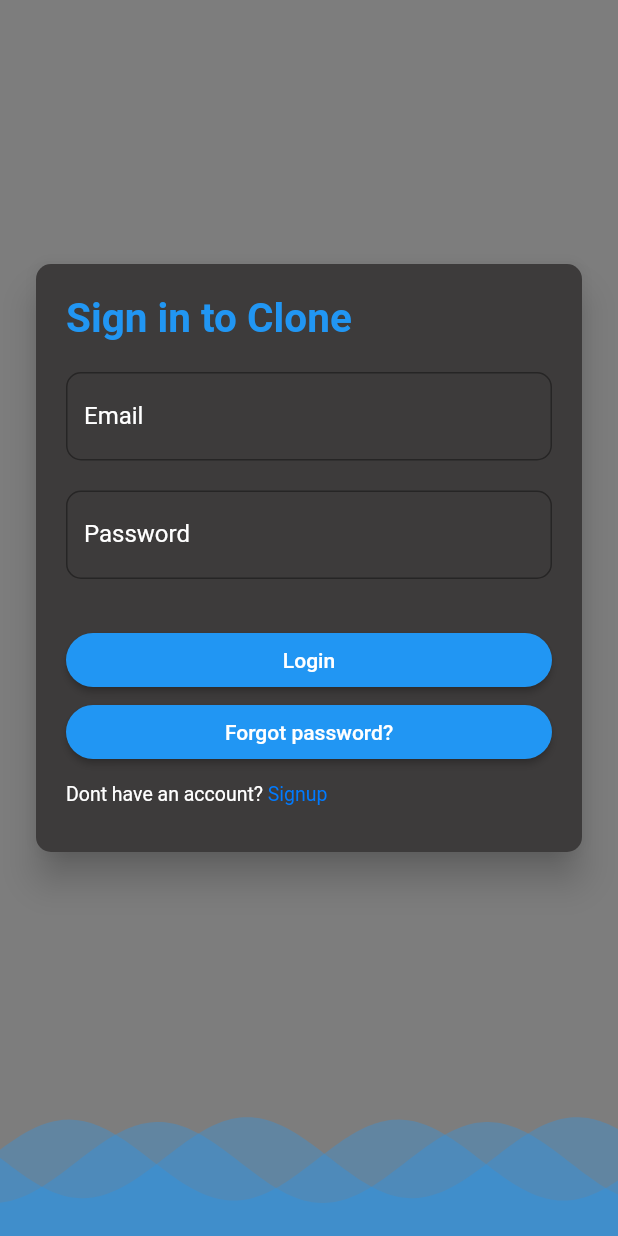
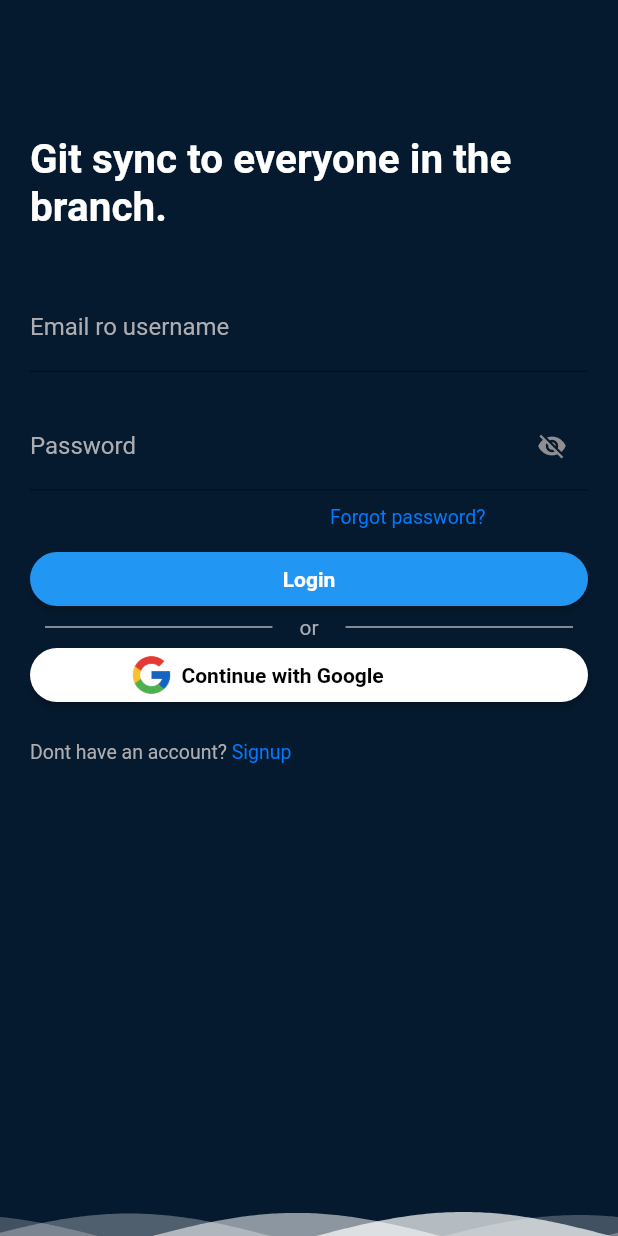
Before and after one commit to RyleZamayla/GitSync_androidApp, a Flutter app: the screen it shows after launch, after a tap on "Login", on a phone screen of 412 x 824 dp. Run offline on Flutter 3.47's test engine with Material 2 defaults, Android fonts, the light colour scheme and no system bars; drawn by our look-alikes of wave; our stand-ins replace cloud_firestore, firebase_auth, firebase_core, firebase_storage, image_picker; accounts and stored records are empty; network calls fail.

Commit message:
initial rebase login ui

```diff
--- a/frontend/lib/screens/auth/login_page.dart
+++ b/frontend/lib/screens/auth/login_page.dart
@@ -15,36 +15,32 @@ class LoginPage extends StatefulWidget {
 class _SignInState extends State<LoginPage> {
   final Authentication _authService = Authentication();
   String email = '', password = '';
+  late bool _password;
+  @override
+  void initState() {
+    super.initState();
+    _password = false;
+  }
   @override
   Widget build(BuildContext context) {
     return Scaffold(
-      backgroundColor: const Color.fromRGBO(125, 125, 125, 1.0),
+      backgroundColor: const Color.fromRGBO(5, 26, 47, 1.0),
       body: Form(
+        child: Padding(
+          padding: const EdgeInsets.only(top: 90, right: 20, left: 20),
           child: Center(
-          child: Container(
-            height: 400,
-            width: 470,
-            margin: const EdgeInsets.all(20),
-            child: Card(
-              color: const Color.fromRGBO(61, 59, 59, 1.0),
-              elevation: 10,
-              shape: const RoundedRectangleBorder(
-                borderRadius: BorderRadius.all(Radius.circular(10))
-              ),
             child: ListView(
-                padding: const EdgeInsets.all(20),
               children: [
-                  const Text('Sign in to Clone', style: TextStyle(color: Colors.blue, fontSize: 27, fontWeight: FontWeight.bold),),
-                  const SizedBox(height: 20,),
+                const Text('Git sync to everyone in the branch.', style: TextStyle(color: Colors.white, fontSize: 27, fontWeight: FontWeight.bold),),
+                const SizedBox(height: 35,),
                 TextFormField(
+                  style: const TextStyle(color: CupertinoColors.systemGrey2),
                   decoration: InputDecoration(
-                      labelText: 'Email',
-                      labelStyle: const TextStyle(color: CupertinoColors.white),
-                      border: OutlineInputBorder(
+                    labelText: 'Email ro username',
+                    labelStyle: const TextStyle(color: CupertinoColors.systemGrey2),
+                    focusedBorder: OutlineInputBorder(
                       borderRadius: BorderRadius.circular(10),
-                        borderSide: const BorderSide(
-                          color: CupertinoColors.activeBlue,
-                        ),
+                      borderSide: const BorderSide(color: CupertinoColors.activeBlue,)
                     ),
                   ),
                   onChanged: (val) => setState(() {
@@ -53,26 +49,117 @@ class _SignInState extends State<LoginPage> {
                 ),
                 const SizedBox(height: 20,),
                 TextFormField(
-                    obscureText: true,
+                  obscureText: !_password,
                   enableSuggestions: false,
                   autocorrect: false,
+                  style: const TextStyle(color: CupertinoColors.systemGrey2),
                   decoration: InputDecoration(
                     labelText: 'Password',
-                      labelStyle: const TextStyle(color: CupertinoColors.white),
-                      border: OutlineInputBorder(
+                    labelStyle: const TextStyle(color: CupertinoColors.systemGrey2),
+                    focusedBorder: OutlineInputBorder(
                         borderRadius: BorderRadius.circular(10),
-                        borderSide: const BorderSide(
-                          color: CupertinoColors.activeBlue,
+                        borderSide: const BorderSide(color: CupertinoColors.activeBlue,)
                     ),
+                    suffixIcon: IconButton(
+                      icon: Icon(_password ? Icons.visibility : Icons.visibility_off, color: CupertinoColors.systemGrey, size: 20,),
+                      onPressed: () {
+                        setState(() {
+                          _password = !_password;
+                        });
+                      },
                     ),
                   ),
                   onChanged: (val) => setState(() {
                     password = val;
                   }),
                 ),
-                  const SizedBox(height: 30,),
+                Padding(
+                  padding: const EdgeInsets.only(top: 10, bottom: 10, left: 200),
+                  child: RichText(
+                    text: TextSpan(
+                      children: <TextSpan> [
+                        TextSpan(
+                            text: 'Forgot password?',
+                            style: const TextStyle(color: CupertinoColors.systemBlue, fontSize: 13),
+                            recognizer: TapGestureRecognizer()..onTap = () async{
+                              _authService.login(email, password);
+                            }
+                        ),
+                      ],
+                    ),
+                  ),
+                ),
                 ElevatedButton(
                     style: ElevatedButton.styleFrom(
+                      shape: RoundedRectangleBorder(
+                        borderRadius: BorderRadius.circular(35),
+                      ),
+                    ),
+                    onPressed: () async => {
+                      _authService.login(email, password),
+                      /**if(email.isNotEmpty || password.isNotEmpty){
+                        _authService.login(email, password),
+                        ScaffoldMessenger.of(context).showSnackBar(
+                          SnackBar(
+                            content: Container(
+                              decoration: BoxDecoration(
+                                borderRadius: BorderRadius.circular(20),
+                                color: Colors.grey.shade900,
+                              ),
+                              child: const Text('Required field can''t be empty.'),
+                            ),
+                            behavior: SnackBarBehavior.floating,
+                          )
+                        )
+                      } else {
+                        ///dli nko ma trace ang authentication kai wla ko aha na file
+                        if (authentication of account is invalid){
+                          ScaffoldMessenger.of(context).showSnackBar(
+                              SnackBar(
+                                content: Container(
+                                  color: Colors.grey.shade900,
+                                  decoration: BoxDecoration(
+                                    borderRadius: BorderRadius.circular(20),
+                                  ),
+                                  child: const Text('Invalid username and password.'),
+                                ),
+                              )
+                          )
+                        }
+                      } **/
+                    },
+                    child: const Text("Login", style: TextStyle(color: CupertinoColors.white, fontWeight: FontWeight.bold),)
+                ),
+                Row(
+                  mainAxisAlignment: MainAxisAlignment.center,
+                  children: const[
+                    Expanded(
+                      child: Divider(
+                        endIndent: 10,
+                        indent: 10,
+                        thickness: 1,
+                        color: CupertinoColors.systemGrey2,
+                      ),
+                    ),
+                    SizedBox(width: 8),
+                    Text(
+                      'or',
+                      style: TextStyle(color: CupertinoColors.systemGrey2),
+                    ),
+                    SizedBox(width: 8),
+                    Expanded(
+                      child: Divider(
+                        endIndent: 10,
+                        indent: 10,
+                        thickness: 1,
+                        color: CupertinoColors.systemGrey2,
+                      ),
+                    ),
+                  ],
+                ),
+                ElevatedButton(
+                  style: ElevatedButton.styleFrom(
+                      backgroundColor: Colors.white,
                       shape: RoundedRectangleBorder(
                         borderRadius: BorderRadius.circular(35),
                       )
@@ -80,65 +167,60 @@ class _SignInState extends State<LoginPage> {
                   onPressed: () async => {
                     _authService.login(email, password)
                   },
-                    child: const Text("Login")
+                  child: Row(
+                    children: const [
+                      ///credit to Icon8 for the twitter icon
+                      SizedBox(width: 50,),
+                      Image(
+                        image: AssetImage('assets/images/google_icon96.png'),
+                        height: 30,
+                        width: 30,
                       ),
-                  ElevatedButton(
-                    style: ElevatedButton.styleFrom(
-                       shape: RoundedRectangleBorder(
-                         borderRadius: BorderRadius.circular(35),
-                      )
+                      SizedBox(width: 5,),
+                      Text("Continue with Google", style: TextStyle(color: CupertinoColors.black, fontWeight: FontWeight.bold),)
+                    ],
                   ),
-                    onPressed: () async => {
-                      _authService.login(email, password)
-                    },
-                    child: const Text("Forgot password?", style: TextStyle(color: CupertinoColors.white),)
                 ),
                 Padding(
-                    padding: const EdgeInsets.only(top: 10),
+                  padding: const EdgeInsets.only(top: 20),
                   child: RichText(
                     text: TextSpan(
                       text: 'Don''t have an account?',
-                        style: const TextStyle(color: Colors.white, fontSize: 13),
+                      style: const TextStyle(color: CupertinoColors.systemGrey2, fontSize: 13),
                       children: <TextSpan> [
                         TextSpan(
                             text: ' Signup',
                             style: const TextStyle(color: CupertinoColors.systemBlue, fontSize: 13),
                             recognizer: TapGestureRecognizer()..onTap = () {
-                              /// wla pko kabalo kaau sa routing format so printing sa ta ani nga part
-                              debugPrint('SignUp module is not yet created!');
+                              ///RegisterPage();
                             }
                         ),
                       ],
                     ),
                   ),
-                  )
+                ),
               ],
             ),
           ),
         ),
       ),
+      bottomNavigationBar: SizedBox(
+        height: 20,
+        width: 400,
+        child: WaveWidget(
+          config: CustomConfig(
+            durations: [35000, 19440, 10800, 6000],
+            heightPercentages: [0.20, 0.23, 0.25, 0.30],
+            blur: const MaskFilter.blur(BlurStyle.outer, 10),
+
+            colors: const [
+              Colors.white70,
+              Colors.white54,
+              Colors.white30,
+              Colors.white24,
+            ],
           ),
-      bottomNavigationBar: SizedBox(
-        height: 80,
-        child: WaveWidget( //user Stack() widget to overlap content and waves
-          config: CustomConfig(
-            colors: [
-              Colors.blue.withOpacity(0.3),
-              Colors.blue.withOpacity(0.3),
-              Colors.blue.withOpacity(0.3),
-              //the more colors here, the more wave will be
-            ],
-            durations: [4000, 5000, 7000],
-            //durations of animations for each colors,
-            // make numbers equal to numbers of colors
-            heightPercentages: [0.01, 0.05, 0.03],
-            //height percentage for each colors.
-            blur: const MaskFilter.blur(BlurStyle.solid, 5),
-            //blur intensity for waves
-          ),
-          waveAmplitude: 17.00, //depth of curves
-          waveFrequency: 3, //number of curves in waves
-          ///backgroundColor: Colors.white, //background colors
+          waveAmplitude: 7.25,
           size: const Size(
             double.infinity,
             double.infinity,
--- a/frontend/pubspec.yaml
+++ b/frontend/pubspec.yaml
@@ -44,6 +44,7 @@ dependencies:
   image_picker: ^0.8.6
   firebase_storage: ^11.0.10
   wave: ^0.2.2
+  flutter_spinkit: ^5.1.0
 
 dev_dependencies:
   flutter_test:
@@ -68,9 +69,8 @@ flutter:
   uses-material-design: true
 
   # To add assets to your application, add an assets section, like this:
-  # assets:
-  #   - images/a_dot_burr.jpeg
-  #   - images/a_dot_ham.jpeg
+  assets:
+    - assets/images/
 
   # An image asset can refer to one or more resolution-specific "variants", see
   # https://flutter.dev/assets-and-images/#resolution-aware
```
Also changed, not shown: frontend/assets/images/google_icon48.png (added), frontend/assets/images/google_icon96.png (added), frontend/assets/images/twitter_icon48.png (added), frontend/assets/images/twitter_icon96.png (added), frontend/pubspec.lock. Lines whose indentation alone changed are shown as unchanged.
